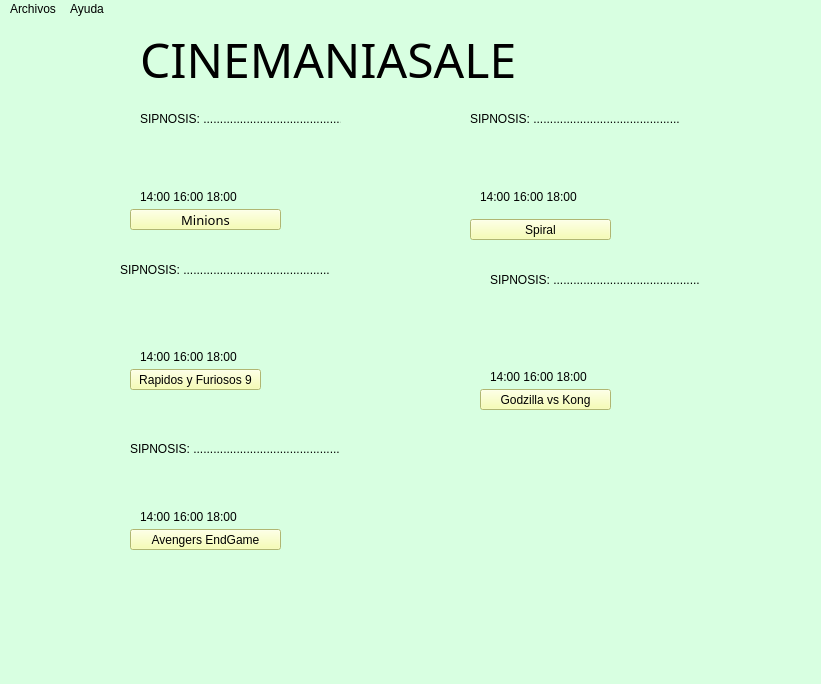
The window that ventanap.ui (Jtobar-Ec/Cine-Mejorado) describes before a commit, drawn with Qt 5.
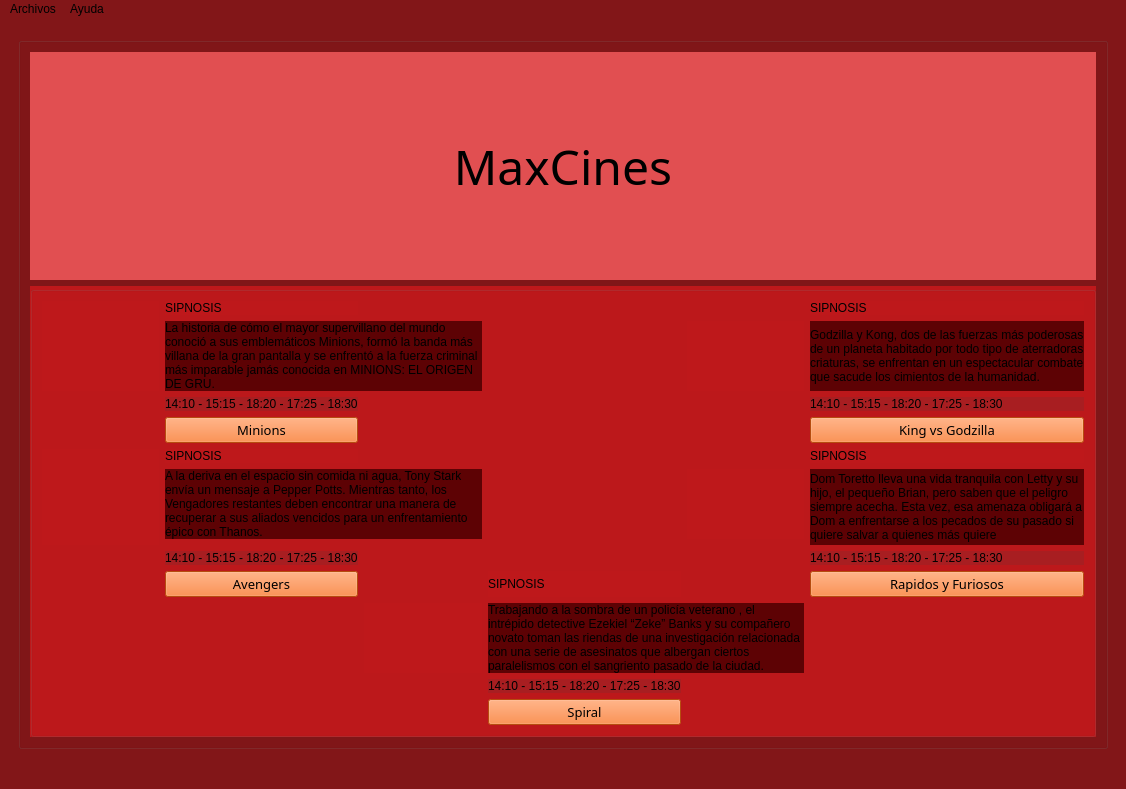
The same window after the commit. Icons and pictures are not drawn.

Commit message: Arreglo de ui-Condicionales

```diff
--- a/ventanap.ui
+++ b/ventanap.ui
@@ -6,8 +6,8 @@
    <rect>
     <x>0</x>
     <y>0</y>
-    <width>821</width>
-    <height>684</height>
+    <width>1126</width>
+    <height>789</height>
    </rect>
   </property>
   <property name="windowTitle">
@@ -18,111 +18,81 @@
     <normaloff>:/new/prefix1/Recursos/Recurso 3@4x.png</normaloff>:/new/prefix1/Recursos/Recurso 3@4x.png</iconset>
   </property>
   <property name="styleSheet">
-   <string notr="true">background-color: rgb(216, 255, 225);</string>
+   <string notr="true">background-color: rgb(130, 22, 24);</string>
   </property>
   <widget class="QWidget" name="centralwidget">
+   <layout class="QGridLayout" name="gridLayout_2">
+    <item row="1" column="0" rowspan="2">
    <widget class="QWidget" name="Encabezado" native="true">
-    <property name="geometry">
-     <rect>
-      <x>0</x>
-      <y>0</y>
-      <width>761</width>
-      <height>80</height>
-     </rect>
-    </property>
+      <layout class="QGridLayout" name="gridLayout_4">
+       <item row="0" column="0">
+        <widget class="QGroupBox" name="groupBox_2">
+         <property name="title">
+          <string/>
+         </property>
+         <layout class="QGridLayout" name="gridLayout">
+          <item row="0" column="0">
     <widget class="QLabel" name="CINEMANIASALE">
-     <property name="geometry">
-      <rect>
-       <x>140</x>
-       <y>10</y>
-       <width>521</width>
-       <height>61</height>
-      </rect>
-     </property>
      <property name="font">
       <font>
        <family>Lucida Handwriting</family>
        <pointsize>36</pointsize>
       </font>
      </property>
-     <property name="text">
-      <string>CINEMANIASALE</string>
-     </property>
-    </widget>
-   </widget>
-   <widget class="QLabel" name="label_2">
-    <property name="geometry">
-     <rect>
-      <x>20</x>
-      <y>90</y>
-      <width>121</width>
-      <height>121</height>
-     </rect>
-    </property>
+            <property name="layoutDirection">
+             <enum>Qt::LeftToRight</enum>
+            </property>
     <property name="styleSheet">
-     <string notr="true">image: url(:/new/prefix1/Recursos/4179295.jpg-c_310_420_x-f_jpg-q_x-xxyxx.jpg);</string>
+             <string notr="true">background-color: rgb(225, 79, 81);</string>
     </property>
     <property name="text">
-     <string/>
-    </property>
-   </widget>
-   <widget class="QLabel" name="label_3">
-    <property name="geometry">
-     <rect>
-      <x>10</x>
-      <y>240</y>
-      <width>131</width>
-      <height>131</height>
-     </rect>
-    </property>
+             <string>MaxCines</string>
+            </property>
+            <property name="alignment">
+             <set>Qt::AlignCenter</set>
+            </property>
+           </widget>
+          </item>
+          <item row="1" column="0">
+           <widget class="QGroupBox" name="groupBox">
     <property name="styleSheet">
-     <string notr="true">image: url(:/new/prefix1/Recursos/5059871.jpg);</string>
-    </property>
-    <property name="text">
+             <string notr="true">background-color: rgb(190, 24, 27);</string>
+            </property>
+            <property name="title">
      <string/>
     </property>
-   </widget>
-   <widget class="QLabel" name="label_4">
-    <property name="geometry">
-     <rect>
-      <x>30</x>
-      <y>370</y>
-      <width>91</width>
-      <height>201</height>
-     </rect>
-    </property>
+            <layout class="QGridLayout" name="gridLayout_3">
+             <item row="1" column="5">
+              <widget class="QLabel" name="label_15">
     <property name="styleSheet">
-     <string notr="true">image: url(:/new/prefix1/Recursos/041_m.jpg);</string>
+                <string notr="true">background-color: rgb(93, 2, 4);</string>
     </property>
     <property name="text">
-     <string/>
-    </property>
-   </widget>
-   <widget class="QLabel" name="label_5">
-    <property name="geometry">
-     <rect>
-      <x>380</x>
-      <y>250</y>
-      <width>91</width>
-      <height>141</height>
-     </rect>
-    </property>
+                <string>Godzilla y Kong, dos de las fuerzas más poderosas de un planeta habitado por todo tipo de aterradoras criaturas, se enfrentan en un espectacular combate que sacude los cimientos de la humanidad.</string>
+               </property>
+               <property name="textFormat">
+                <enum>Qt::PlainText</enum>
+               </property>
+               <property name="scaledContents">
+                <bool>false</bool>
+               </property>
+               <property name="wordWrap">
+                <bool>true</bool>
+               </property>
+              </widget>
+             </item>
+             <item row="7" column="1">
+              <widget class="QLabel" name="label_17">
     <property name="styleSheet">
-     <string notr="true">image: url(:/new/prefix1/Recursos/Godzilla_vs_Kong-370227109-large.jpg);</string>
+                <string notr="true">background-color: rgb(168, 30, 33);</string>
     </property>
     <property name="text">
-     <string/>
-    </property>
-   </widget>
+                <string>14:10 - 15:15 - 18:20 - 17:25 - 18:30</string>
+               </property>
+              </widget>
+             </item>
+             <item row="9" column="2">
    <widget class="QLabel" name="label_6">
-    <property name="geometry">
-     <rect>
-      <x>370</x>
-      <y>90</y>
-      <width>91</width>
-      <height>131</height>
-     </rect>
-    </property>
     <property name="styleSheet">
      <string notr="true">image: url(:/new/prefix1/Recursos/5298328.jpg);</string>
     </property>
@@ -130,118 +100,108 @@
      <string/>
     </property>
    </widget>
-   <widget class="QPushButton" name="pbCompra2">
-    <property name="geometry">
-     <rect>
-      <x>130</x>
-      <y>350</y>
-      <width>131</width>
-      <height>21</height>
-     </rect>
-    </property>
+             </item>
+             <item row="2" column="1">
+              <widget class="QLabel" name="label_16">
     <property name="styleSheet">
-     <string notr="true">background-color: rgb(247, 255, 160);</string>
+                <string notr="true">background-color: rgb(168, 30, 33);</string>
     </property>
     <property name="text">
-     <string>Rapidos y Furiosos 9</string>
-    </property>
-   </widget>
-   <widget class="QPushButton" name="pbCompra3">
-    <property name="geometry">
-     <rect>
-      <x>130</x>
-      <y>510</y>
-      <width>151</width>
-      <height>21</height>
-     </rect>
-    </property>
+                <string>14:10 - 15:15 - 18:20 - 17:25 - 18:30</string>
+               </property>
+              </widget>
+             </item>
+             <item row="0" column="5">
+              <widget class="QLabel" name="Sipnosis3">
+               <property name="text">
+                <string>SIPNOSIS                                </string>
+               </property>
+              </widget>
+             </item>
+             <item row="9" column="3" colspan="2">
+              <widget class="QLabel" name="label_23">
     <property name="styleSheet">
-     <string notr="true">background-color: rgb(247, 255, 160);</string>
+                <string notr="true">background-color: rgb(93, 2, 4);</string>
     </property>
     <property name="text">
-     <string>Avengers EndGame</string>
-    </property>
-   </widget>
-   <widget class="QPushButton" name="pbComprar5">
-    <property name="geometry">
-     <rect>
-      <x>480</x>
-      <y>370</y>
-      <width>131</width>
-      <height>21</height>
-     </rect>
-    </property>
-    <property name="styleSheet">
-     <string notr="true">background-color: rgb(247, 255, 160);</string>
-    </property>
+                <string>Trabajando a la sombra de un policía veterano , el intrépido detective Ezekiel “Zeke” Banks y su compañero novato toman las riendas de una investigación relacionada con una serie de asesinatos que albergan ciertos paralelismos con el sangriento pasado de la ciudad.</string>
+               </property>
+               <property name="textFormat">
+                <enum>Qt::PlainText</enum>
+               </property>
+               <property name="scaledContents">
+                <bool>false</bool>
+               </property>
+               <property name="wordWrap">
+                <bool>true</bool>
+               </property>
+              </widget>
+             </item>
+             <item row="4" column="1">
+              <widget class="QLabel" name="Sipnosis2">
     <property name="text">
-     <string>Godzilla vs Kong</string>
-    </property>
-   </widget>
-   <widget class="QPushButton" name="pbCompra4">
-    <property name="geometry">
-     <rect>
-      <x>470</x>
-      <y>200</y>
-      <width>141</width>
-      <height>21</height>
-     </rect>
+                <string>SIPNOSIS                                </string>
+               </property>
+              </widget>
+             </item>
+             <item row="8" column="1">
+              <widget class="QPushButton" name="pbCompra1_2">
+               <property name="font">
+                <font>
+                 <family>MS PGothic</family>
+                 <pointsize>10</pointsize>
+                </font>
     </property>
     <property name="styleSheet">
-     <string notr="true">background-color: rgb(247, 255, 160);</string>
+                <string notr="true">background-color: rgb(255, 107, 21);
+color: rgb(0, 0, 0);</string>
     </property>
     <property name="text">
-     <string>Spiral</string>
-    </property>
-   </widget>
-   <widget class="QLabel" name="label_7">
-    <property name="geometry">
-     <rect>
-      <x>140</x>
-      <y>90</y>
-      <width>201</width>
-      <height>20</height>
-     </rect>
+                <string>Avengers</string>
+               </property>
+              </widget>
+             </item>
+             <item row="7" column="5">
+              <widget class="QLabel" name="label_21">
+               <property name="styleSheet">
+                <string notr="true">background-color: rgb(168, 30, 33);</string>
     </property>
     <property name="text">
-     <string>SIPNOSIS: ............................................</string>
-    </property>
-   </widget>
-   <widget class="QLabel" name="label_8">
-    <property name="geometry">
-     <rect>
-      <x>130</x>
-      <y>420</y>
-      <width>211</width>
-      <height>20</height>
-     </rect>
+                <string>14:10 - 15:15 - 18:20 - 17:25 - 18:30</string>
+               </property>
+              </widget>
+             </item>
+             <item row="5" column="5" rowspan="2">
+              <widget class="QLabel" name="label_19">
+               <property name="styleSheet">
+                <string notr="true">background-color: rgb(93, 2, 4);</string>
     </property>
     <property name="text">
-     <string>SIPNOSIS: ............................................</string>
-    </property>
-   </widget>
-   <widget class="QLabel" name="label_9">
-    <property name="geometry">
-     <rect>
-      <x>120</x>
-      <y>240</y>
-      <width>211</width>
-      <height>21</height>
-     </rect>
+                <string>Dom Toretto lleva una vida tranquila con Letty y su hijo, el pequeño Brian, pero saben que el peligro siempre acecha. Esta vez, esa amenaza obligará a Dom a enfrentarse a los pecados de su pasado si quiere salvar a quienes más quiere</string>
+               </property>
+               <property name="textFormat">
+                <enum>Qt::PlainText</enum>
+               </property>
+               <property name="scaledContents">
+                <bool>false</bool>
+               </property>
+               <property name="wordWrap">
+                <bool>true</bool>
+               </property>
+              </widget>
+             </item>
+             <item row="5" column="4">
+              <widget class="QLabel" name="label_3">
+               <property name="styleSheet">
+                <string notr="true">image: url(:/new/prefix1/Recursos/5059871.jpg);</string>
     </property>
     <property name="text">
-     <string>SIPNOSIS: ............................................</string>
-    </property>
-   </widget>
+                <string/>
+               </property>
+              </widget>
+             </item>
+             <item row="3" column="1">
    <widget class="QPushButton" name="pbCompra1">
-    <property name="geometry">
-     <rect>
-      <x>130</x>
-      <y>190</y>
-      <width>151</width>
-      <height>21</height>
-     </rect>
-    </property>
     <property name="font">
      <font>
       <family>MS PGothic</family>
@@ -249,111 +209,192 @@
      </font>
     </property>
     <property name="styleSheet">
-     <string notr="true">background-color: rgb(247, 255, 160);</string>
+                <string notr="true">background-color: rgb(255, 107, 21);
+color: rgb(0, 0, 0);</string>
     </property>
     <property name="text">
      <string>Minions</string>
     </property>
    </widget>
-   <widget class="QLabel" name="label_10">
-    <property name="geometry">
-     <rect>
-      <x>490</x>
-      <y>250</y>
-      <width>211</width>
-      <height>21</height>
-     </rect>
-    </property>
+             </item>
+             <item row="11" column="3">
+              <widget class="QPushButton" name="pbCompra1_5">
+               <property name="font">
+                <font>
+                 <family>MS PGothic</family>
+                 <pointsize>10</pointsize>
+                </font>
+               </property>
+               <property name="styleSheet">
+                <string notr="true">background-color: rgb(255, 107, 21);
+color: rgb(0, 0, 0);</string>
+               </property>
     <property name="text">
-     <string>SIPNOSIS: ............................................</string>
-    </property>
-   </widget>
-   <widget class="QLabel" name="label_11">
-    <property name="geometry">
-     <rect>
-      <x>470</x>
-      <y>90</y>
-      <width>211</width>
-      <height>20</height>
-     </rect>
+                <string>Spiral</string>
+               </property>
+              </widget>
+             </item>
+             <item row="10" column="3">
+              <widget class="QLabel" name="label_24">
+               <property name="styleSheet">
+                <string notr="true">background-color: rgb(168, 30, 33);</string>
     </property>
     <property name="text">
-     <string>SIPNOSIS: ............................................</string>
-    </property>
-   </widget>
-   <widget class="QLabel" name="label_12">
-    <property name="geometry">
-     <rect>
-      <x>140</x>
-      <y>490</y>
-      <width>131</width>
-      <height>16</height>
-     </rect>
-    </property>
+                <string>14:10 - 15:15 - 18:20 - 17:25 - 18:30</string>
+               </property>
+              </widget>
+             </item>
+             <item row="8" column="3">
+              <widget class="QLabel" name="Sipnosis5">
+               <property name="text">
+                <string>SIPNOSIS                                </string>
+               </property>
+              </widget>
+             </item>
+             <item row="3" column="5">
+              <widget class="QPushButton" name="pbCompra1_3">
+               <property name="font">
+                <font>
+                 <family>MS PGothic</family>
+                 <pointsize>10</pointsize>
+                </font>
+               </property>
+               <property name="styleSheet">
+                <string notr="true">background-color: rgb(255, 107, 21);
+color: rgb(0, 0, 0);</string>
+               </property>
     <property name="text">
-     <string>14:00 16:00 18:00</string>
-    </property>
-   </widget>
+                <string>King vs Godzilla</string>
+               </property>
+              </widget>
+             </item>
+             <item row="2" column="5">
+              <widget class="QLabel" name="label_18">
+               <property name="styleSheet">
+                <string notr="true">background-color: rgb(168, 30, 33);</string>
+               </property>
+               <property name="text">
+                <string>14:10 - 15:15 - 18:20 - 17:25 - 18:30</string>
+               </property>
+              </widget>
+             </item>
+             <item row="0" column="1">
+              <widget class="QLabel" name="Sipnosis1">
+               <property name="text">
+                <string>SIPNOSIS                                </string>
+               </property>
+              </widget>
+             </item>
+             <item row="8" column="5">
+              <widget class="QPushButton" name="pbCompra1_4">
+               <property name="font">
+                <font>
+                 <family>MS PGothic</family>
+                 <pointsize>10</pointsize>
+                </font>
+               </property>
+               <property name="styleSheet">
+                <string notr="true">background-color: rgb(255, 107, 21);
+color: rgb(0, 0, 0);</string>
+               </property>
+               <property name="text">
+                <string>Rapidos y Furiosos</string>
+               </property>
+              </widget>
+             </item>
+             <item row="1" column="4">
+              <widget class="QLabel" name="label_5">
+               <property name="styleSheet">
+                <string notr="true">image: url(:/new/prefix1/Recursos/Godzilla_vs_Kong-370227109-large.jpg);</string>
+               </property>
+               <property name="text">
+                <string/>
+               </property>
+              </widget>
+             </item>
+             <item row="4" column="5">
+              <widget class="QLabel" name="Sipnosis4">
+               <property name="text">
+                <string>SIPNOSIS                                </string>
+               </property>
+              </widget>
+             </item>
+             <item row="5" column="1" colspan="2">
    <widget class="QLabel" name="label_13">
-    <property name="geometry">
-     <rect>
-      <x>140</x>
-      <y>330</y>
-      <width>131</width>
-      <height>16</height>
-     </rect>
+               <property name="styleSheet">
+                <string notr="true">background-color: rgb(93, 2, 4);</string>
     </property>
     <property name="text">
-     <string>14:00 16:00 18:00</string>
-    </property>
-   </widget>
-   <widget class="QLabel" name="label_14">
-    <property name="geometry">
-     <rect>
-      <x>140</x>
-      <y>170</y>
-      <width>151</width>
-      <height>16</height>
-     </rect>
+                <string>A la deriva en el espacio sin comida ni agua, Tony Stark envía un mensaje a Pepper Potts. Mientras tanto, los Vengadores restantes deben encontrar una manera de recuperar a sus aliados vencidos para un enfrentamiento épico con Thanos.</string>
+               </property>
+               <property name="textFormat">
+                <enum>Qt::PlainText</enum>
+               </property>
+               <property name="scaledContents">
+                <bool>false</bool>
+               </property>
+               <property name="wordWrap">
+                <bool>true</bool>
+               </property>
+              </widget>
+             </item>
+             <item row="4" column="0" rowspan="3">
+              <widget class="QLabel" name="label_4">
+               <property name="styleSheet">
+                <string notr="true">image: url(:/new/prefix1/Recursos/041_m.jpg);</string>
     </property>
     <property name="text">
-     <string>14:00 16:00 18:00</string>
-    </property>
-   </widget>
-   <widget class="QLabel" name="label_15">
-    <property name="geometry">
-     <rect>
-      <x>480</x>
-      <y>170</y>
-      <width>151</width>
-      <height>16</height>
-     </rect>
+                <string/>
+               </property>
+              </widget>
+             </item>
+             <item row="0" column="0" rowspan="2">
+              <widget class="QLabel" name="label_2">
+               <property name="styleSheet">
+                <string notr="true">image: url(:/new/prefix1/Recursos/4179295.jpg-c_310_420_x-f_jpg-q_x-xxyxx.jpg);</string>
     </property>
     <property name="text">
-     <string>14:00 16:00 18:00</string>
-    </property>
-   </widget>
-   <widget class="QLabel" name="label_16">
-    <property name="geometry">
-     <rect>
-      <x>490</x>
-      <y>350</y>
-      <width>141</width>
-      <height>16</height>
-     </rect>
+                <string/>
+               </property>
+              </widget>
+             </item>
+             <item row="1" column="1" colspan="2">
+              <widget class="QLabel" name="label_11">
+               <property name="styleSheet">
+                <string notr="true">background-color: rgb(93, 2, 4);</string>
     </property>
     <property name="text">
-     <string>14:00 16:00 18:00</string>
-    </property>
-   </widget>
+                <string>La historia de cómo el mayor supervillano del mundo conoció a sus emblemáticos Minions, formó la banda más villana de la gran pantalla y se enfrentó a la fuerza criminal más imparable jamás conocida en MINIONS: EL ORIGEN DE GRU.</string>
+               </property>
+               <property name="textFormat">
+                <enum>Qt::PlainText</enum>
+               </property>
+               <property name="scaledContents">
+                <bool>false</bool>
+               </property>
+               <property name="wordWrap">
+                <bool>true</bool>
+               </property>
+              </widget>
+             </item>
+            </layout>
+           </widget>
+          </item>
+         </layout>
+        </widget>
+       </item>
+      </layout>
+     </widget>
+    </item>
+   </layout>
   </widget>
   <widget class="QMenuBar" name="menubar">
    <property name="geometry">
     <rect>
      <x>0</x>
      <y>0</y>
-     <width>821</width>
-     <height>22</height>
+     <width>1126</width>
+     <height>25</height>
     </rect>
    </property>
    <widget class="QMenu" name="menuArchivos">
```
Lines whose indentation alone changed are shown as unchanged. The commit also changes 2 other files.
